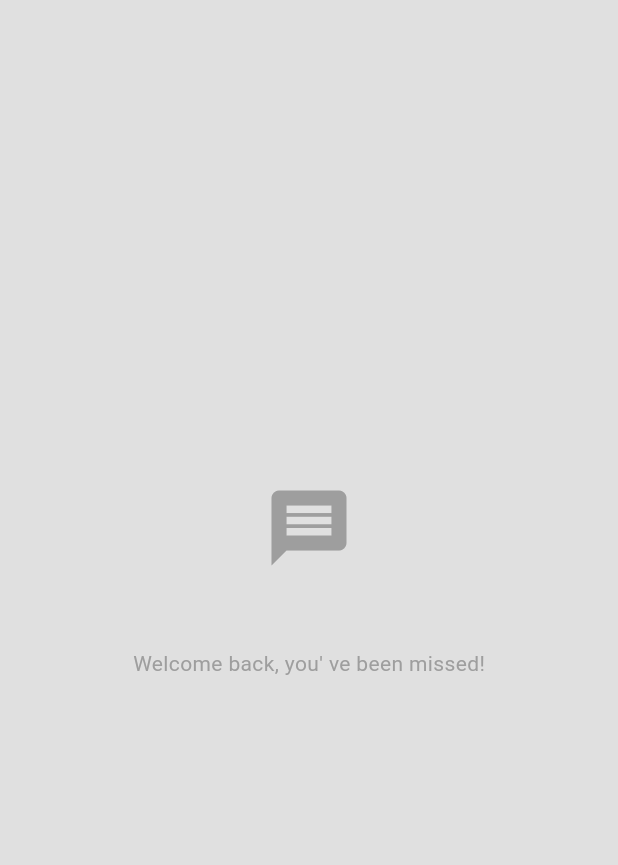
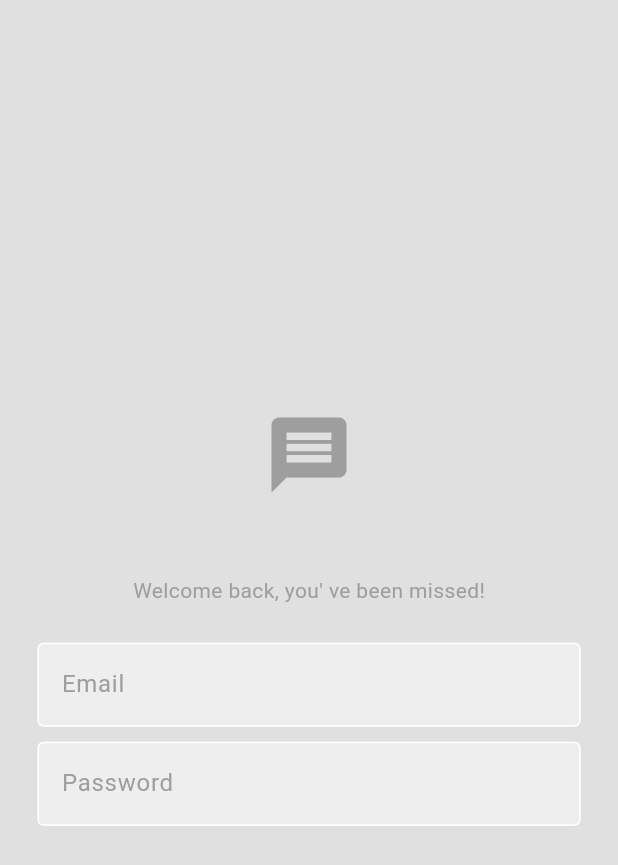
Before and after one commit to AlbertHS18/Fchatapptute, a Flutter app: the screen it shows after launch, on a phone screen of 412 x 824 dp. Shown: the top 865 px of the screen. Run offline on Flutter 3.47's test engine with Material 3 defaults, Android fonts, the phone set to English and light mode, and no system bars.

Commit message:
Commit 2

```diff
--- /dev/null
+++ b/lib/components/my_textfield.dart
@@ -0,0 +1,41 @@
+
+import 'package:flutter/material.dart';
+
+class MyTextField extends StatelessWidget{
+  final String hintText;
+  final bool obscureText;
+  final TextEditingController controller;
+
+  const MyTextField({
+    super.key,
+    required this.hintText,
+    required this.obscureText,
+    required this.controller,
+
+    });
+
+
+  @override
+  Widget build(BuildContext context) {
+    return Padding(
+      padding: const EdgeInsets.symmetric(horizontal: 25.0),
+      child: TextField(
+        obscureText: obscureText,
+        controller: controller,
+        decoration: InputDecoration(
+          enabledBorder: OutlineInputBorder(
+            borderSide: BorderSide(color: Theme.of(context).colorScheme.tertiary),
+          ),
+          focusedBorder: OutlineInputBorder(
+            borderSide: BorderSide(color: Theme.of(context).colorScheme.primary),
+          ),
+          fillColor: Theme.of(context).colorScheme.secondary,
+          filled: true,
+          hintText: hintText,
+          hintStyle: TextStyle(color: Theme.of(context).colorScheme.primary),
+          ),
+
+      ),
+    );
+  }
+}
--- a/lib/main.dart
+++ b/lib/main.dart
@@ -14,7 +14,7 @@
   Widget build(BuildContext context) {
     return MaterialApp(
       debugShowCheckedModeBanner: false,
-      home: const LoginPage(),
+      home: LoginPage(),
       theme: lightMode,
     );
   }
--- a/lib/pages/login_page.dart
+++ b/lib/pages/login_page.dart
@@ -1,9 +1,16 @@
+import 'package:fchatapptute/components/my_textfield.dart';
 import 'package:flutter/material.dart';
 
 
 @override
 class LoginPage extends StatelessWidget {
-  const LoginPage({super.key});
+
+   final TextEditingController _emailController = TextEditingController();
+    final TextEditingController _pwController = TextEditingController();
+
+   LoginPage({super.key});
+
+
 
   @override
   Widget build(BuildContext context) {
@@ -30,13 +37,29 @@
           ),
         ),
 
-        const SizedBox(height: 50),
+        const SizedBox(height: 25),
+
         // email textfield
+        MyTextField(
+          hintText: "Email",
+          obscureText: false,
+          controller: _emailController,
+        ),
+
+          const SizedBox(height: 10),
+
+        MyTextField(
+          hintText: "Password",
+          obscureText: true,
+          controller: _pwController,
+        ),
+
         //pw textfield
         //login button
+
         // register now
 
-      ],
+      ]
       ),
     ),
     );
```
Also changed, not shown: lib/components/my_button.dart (added).
